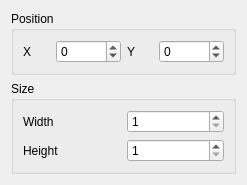
Before: the Qt Designer form src/Core/form_object_properties.ui in igormironchik/prototyper, drawn with Qt 5.
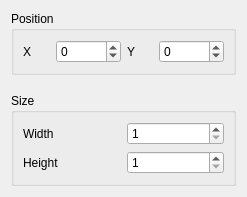
After: the same form once the commit is applied.

Commit message: Prettify margins and spacings.

What changed in the file:
```diff
--- a/src/Core/form_object_properties.ui
+++ b/src/Core/form_object_properties.ui
@@ -14,6 +14,9 @@
    <string>Form</string>
   </property>
   <layout class="QVBoxLayout" name="verticalLayout_2">
+   <property name="spacing">
+    <number>18</number>
+   </property>
    <item>
     <widget class="QGroupBox" name="groupBox_2">
      <property name="title">
```
The commit also changes 5 other files.
